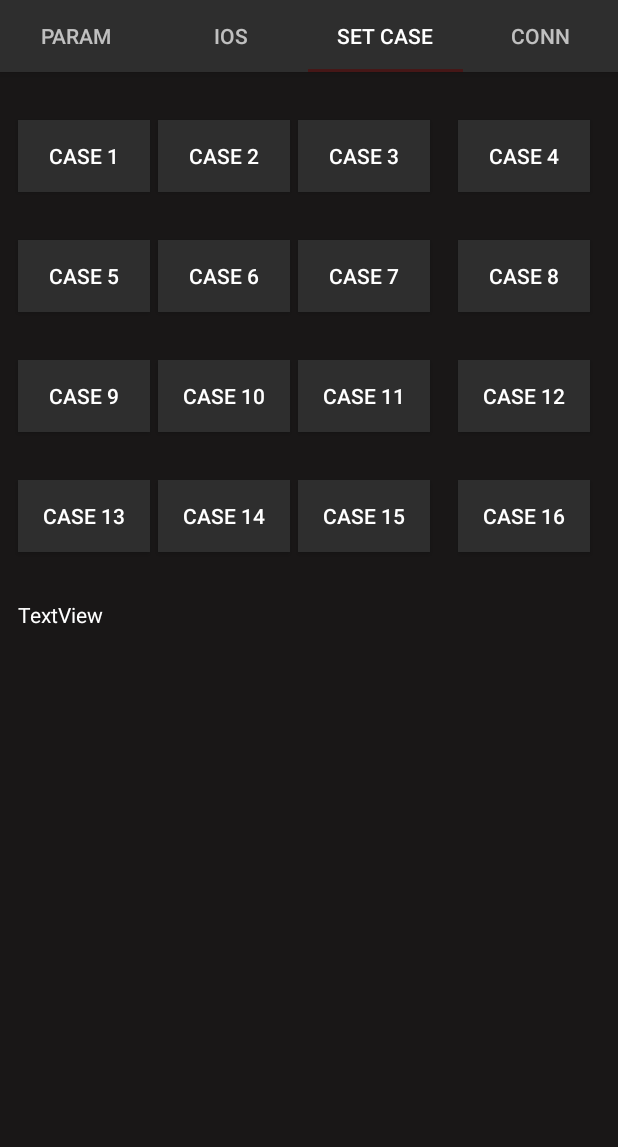
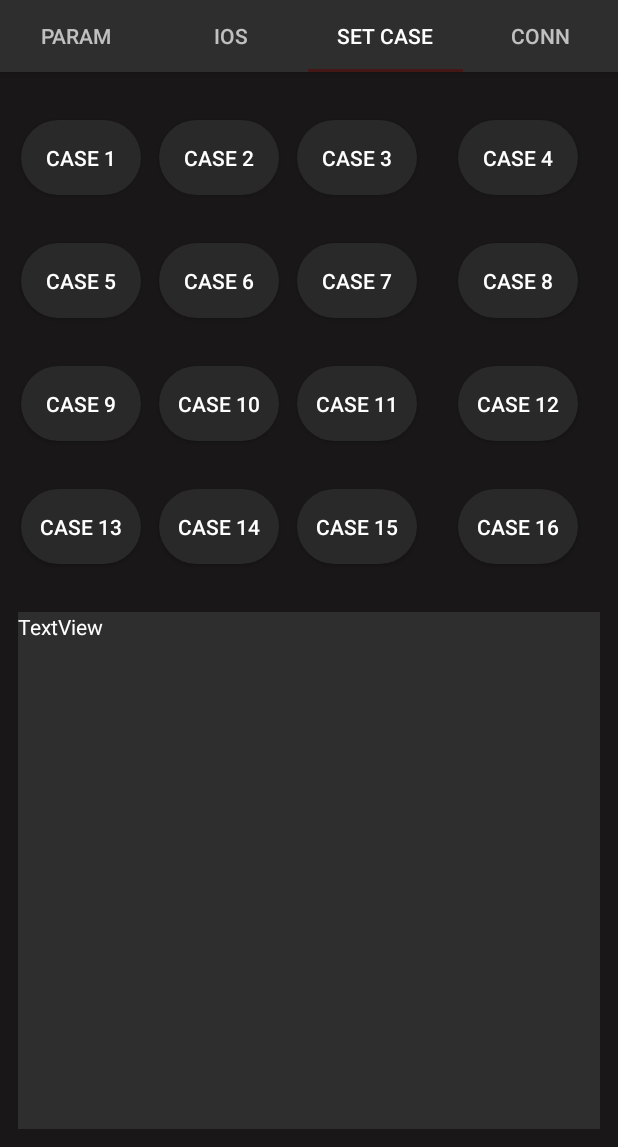
Before and after one commit to gregori/AppSumo, an Android app: the screen it shows after launch (MainActivity), tab 3 chosen, on a phone screen of 412 x 824 dp, the part 89-1236 px from its top. Run offline under Robolectric (Android 15) with nearby library versions, the phone set to English and light mode, and no system bars.

Commit message:
Ajustado toda a parte de layout

```diff
--- /dev/null
+++ b/app/src/main/res/drawable/button_principal.xml
@@ -0,0 +1,23 @@
+<?xml version="1.0" encoding="utf-8"?>
+<shape xmlns:android="http://schemas.android.com/apk/res/android" android:shape="rectangle" >
+    <corners
+        android:radius="27dp"
+        />
+    <solid
+        android:color="#292929"
+        />
+    <padding
+        android:left="0dp"
+        android:top="1dp"
+        android:right="0dp"
+        android:bottom="1dp"
+        />
+    <size
+        android:width="115dp"
+        android:height="50dp"
+        />
+    <stroke
+        android:width="0dp"
+        android:color="#878787"
+        />
+</shape>
--- a/app/src/main/res/layout/setcase_tab.xml
+++ b/app/src/main/res/layout/setcase_tab.xml
@@ -7,205 +7,286 @@
     android:layout_height="match_parent">
 
     <Button
-        android:id="@+id/button3"
-        android:layout_width="wrap_content"
-        android:layout_height="wrap_content"
-        android:layout_marginStart="12dp"
+        android:id="@+id/btnSetCase1"
+        android:layout_width="80dp"
+        android:layout_height="50dp"
+        android:layout_marginStart="14dp"
         android:layout_marginTop="32dp"
-        android:background="#FF2E2E2E"
+        android:background="@drawable/button_principal"
+        android:shadowColor="#A8A8A8"
+        android:shadowDx="0"
+        android:shadowDy="0"
+        android:shadowRadius="0"
         android:text="Case 1"
         android:textColor="#FFFFFF"
+        android:textSize="14sp"
         app:layout_constraintStart_toStartOf="parent"
         app:layout_constraintTop_toTopOf="parent" />
 
     <Button
-        android:id="@+id/button4"
-        android:layout_width="wrap_content"
-        android:layout_height="wrap_content"
-        android:layout_marginStart="5dp"
-        android:background="#FF2E2E2E"
+        android:id="@+id/btnSetCase2"
+        android:layout_width="80dp"
+        android:layout_height="50dp"
+        android:layout_marginStart="12dp"
+        android:background="@drawable/button_principal"
+        android:shadowColor="#A8A8A8"
+        android:shadowDx="0"
+        android:shadowDy="0"
+        android:shadowRadius="0"
         android:text="Case 2"
         android:textColor="#FFFFFF"
-        app:layout_constraintBaseline_toBaselineOf="@+id/button3"
-        app:layout_constraintStart_toEndOf="@+id/button3" />
+        android:textSize="14sp"
+        app:layout_constraintBaseline_toBaselineOf="@+id/btnSetCase1"
+        app:layout_constraintStart_toEndOf="@+id/btnSetCase1" />
 
     <Button
-        android:id="@+id/button5"
-        android:layout_width="wrap_content"
-        android:layout_height="wrap_content"
-        android:layout_marginStart="5dp"
-        android:background="#FF2E2E2E"
+        android:id="@+id/btnSetCase3"
+        android:layout_width="80dp"
+        android:layout_height="50dp"
+        android:layout_marginStart="12dp"
+        android:background="@drawable/button_principal"
+        android:shadowColor="#A8A8A8"
+        android:shadowDx="0"
+        android:shadowDy="0"
+        android:shadowRadius="0"
         android:text="Case 3"
         android:textColor="#FFFFFF"
-        app:layout_constraintBaseline_toBaselineOf="@+id/button4"
-        app:layout_constraintStart_toEndOf="@+id/button4" />
+        android:textSize="14sp"
+        app:layout_constraintBaseline_toBaselineOf="@+id/btnSetCase2"
+        app:layout_constraintStart_toEndOf="@+id/btnSetCase2" />
 
     <Button
-        android:id="@+id/button6"
-        android:layout_width="wrap_content"
-        android:layout_height="wrap_content"
-        android:layout_marginStart="8dp"
-        android:layout_marginEnd="8dp"
-        android:background="#FF2E2E2E"
+        android:id="@+id/btnSetCase4"
+        android:layout_width="80dp"
+        android:layout_height="50dp"
+        android:layout_marginStart="12dp"
+        android:layout_marginEnd="12dp"
+        android:background="@drawable/button_principal"
+        android:shadowColor="#A8A8A8"
+        android:shadowDx="0"
+        android:shadowDy="0"
+        android:shadowRadius="0"
         android:text="Case 4"
         android:textColor="#FFFFFF"
-        app:layout_constraintBaseline_toBaselineOf="@+id/button5"
+        android:textSize="14sp"
+        app:layout_constraintBaseline_toBaselineOf="@+id/btnSetCase3"
         app:layout_constraintEnd_toEndOf="parent"
-        app:layout_constraintStart_toEndOf="@+id/button5" />
+        app:layout_constraintStart_toEndOf="@+id/btnSetCase3" />
 
     <Button
-        android:id="@+id/button7"
-        android:layout_width="wrap_content"
-        android:layout_height="wrap_content"
-        android:layout_marginStart="12dp"
+        android:id="@+id/btnSetCase5"
+        android:layout_width="80dp"
+        android:layout_height="50dp"
+        android:layout_marginStart="14dp"
         android:layout_marginTop="32dp"
-        android:background="#FF2E2E2E"
+        android:background="@drawable/button_principal"
+        android:shadowColor="#A8A8A8"
+        android:shadowDx="0"
+        android:shadowDy="0"
+        android:shadowRadius="0"
         android:text="Case 5"
         android:textColor="#FFFFFF"
+        android:textSize="14sp"
         app:layout_constraintStart_toStartOf="parent"
-        app:layout_constraintTop_toBottomOf="@+id/button3" />
+        app:layout_constraintTop_toBottomOf="@+id/btnSetCase1" />
 
     <Button
-        android:id="@+id/button8"
-        android:layout_width="wrap_content"
-        android:layout_height="wrap_content"
-        android:layout_marginStart="5dp"
-        android:background="#FF2E2E2E"
+        android:id="@+id/btnSetCase6"
+        android:layout_width="80dp"
+        android:layout_height="50dp"
+        android:layout_marginStart="12dp"
+        android:background="@drawable/button_principal"
+        android:shadowColor="#A8A8A8"
+        android:shadowDx="0"
+        android:shadowDy="0"
+        android:shadowRadius="0"
         android:text="Case 6"
         android:textColor="#FFFFFF"
-        app:layout_constraintBaseline_toBaselineOf="@+id/button7"
-        app:layout_constraintStart_toEndOf="@+id/button7" />
+        android:textSize="14sp"
+        app:layout_constraintBaseline_toBaselineOf="@+id/btnSetCase5"
+        app:layout_constraintStart_toEndOf="@+id/btnSetCase5" />
 
     <Button
-        android:id="@+id/button9"
-        android:layout_width="wrap_content"
-        android:layout_height="wrap_content"
-        android:layout_marginStart="5dp"
-        android:background="#FF2E2E2E"
+        android:id="@+id/btnSetCase7"
+        android:layout_width="80dp"
+        android:layout_height="50dp"
+        android:layout_marginStart="12dp"
+        android:background="@drawable/button_principal"
+        android:shadowColor="#A8A8A8"
+        android:shadowDx="0"
+        android:shadowDy="0"
+        android:shadowRadius="0"
         android:text="Case 7"
         android:textColor="#FFFFFF"
-        app:layout_constraintBaseline_toBaselineOf="@+id/button8"
-        app:layout_constraintStart_toEndOf="@+id/button8" />
+        android:textSize="14sp"
+        app:layout_constraintBaseline_toBaselineOf="@+id/btnSetCase6"
+        app:layout_constraintStart_toEndOf="@+id/btnSetCase6" />
 
     <Button
-        android:id="@+id/button10"
-        android:layout_width="wrap_content"
-        android:layout_height="wrap_content"
-        android:layout_marginStart="8dp"
-        android:layout_marginEnd="8dp"
-        android:background="#FF2E2E2E"
+        android:id="@+id/btnSetCase8"
+        android:layout_width="80dp"
+        android:layout_height="50dp"
+        android:layout_marginStart="12dp"
+        android:layout_marginEnd="12dp"
+        android:background="@drawable/button_principal"
+        android:shadowColor="#A8A8A8"
+        android:shadowDx="0"
+        android:shadowDy="0"
+        android:shadowRadius="0"
         android:text="Case 8"
         android:textColor="#FFFFFF"
-        app:layout_constraintBaseline_toBaselineOf="@+id/button9"
+        android:textSize="14sp"
+        app:layout_constraintBaseline_toBaselineOf="@+id/btnSetCase7"
         app:layout_constraintEnd_toEndOf="parent"
-        app:layout_constraintStart_toEndOf="@+id/button9" />
+        app:layout_constraintStart_toEndOf="@+id/btnSetCase7" />
 
     <Button
-        android:id="@+id/button11"
-        android:layout_width="wrap_content"
-        android:layout_height="wrap_content"
-        android:layout_marginStart="12dp"
+        android:id="@+id/btnSetCase9"
+        android:layout_width="80dp"
+        android:layout_height="50dp"
+        android:layout_marginStart="14dp"
         android:layout_marginTop="32dp"
-        android:background="#FF2E2E2E"
+        android:background="@drawable/button_principal"
+        android:shadowColor="#A8A8A8"
+        android:shadowDx="0"
+        android:shadowDy="0"
+        android:shadowRadius="0"
         android:text="Case 9"
         android:textColor="#FFFFFF"
+        android:textSize="14sp"
         app:layout_constraintStart_toStartOf="parent"
-        app:layout_constraintTop_toBottomOf="@+id/button7" />
+        app:layout_constraintTop_toBottomOf="@+id/btnSetCase5" />
 
     <Button
-        android:id="@+id/button12"
-        android:layout_width="wrap_content"
-        android:layout_height="wrap_content"
-        android:layout_marginStart="5dp"
-        android:background="#FF2E2E2E"
+        android:id="@+id/btnSetCase10"
+        android:layout_width="80dp"
+        android:layout_height="50dp"
+        android:layout_marginStart="12dp"
+        android:background="@drawable/button_principal"
+        android:shadowColor="#A8A8A8"
+        android:shadowDx="0"
+        android:shadowDy="0"
+        android:shadowRadius="0"
         android:text="Case 10"
         android:textColor="#FFFFFF"
-        app:layout_constraintBaseline_toBaselineOf="@+id/button11"
-        app:layout_constraintStart_toEndOf="@+id/button11" />
+        android:textSize="14sp"
+        app:layout_constraintBaseline_toBaselineOf="@+id/btnSetCase9"
+        app:layout_constraintStart_toEndOf="@+id/btnSetCase9" />
 
     <Button
-        android:id="@+id/button13"
-        android:layout_width="wrap_content"
-        android:layout_height="wrap_content"
-        android:layout_marginStart="5dp"
-        android:background="#FF2E2E2E"
+        android:id="@+id/btnSetCase11"
+        android:layout_width="80dp"
+        android:layout_height="50dp"
+        android:layout_marginStart="12dp"
+        android:background="@drawable/button_principal"
+        android:shadowColor="#A8A8A8"
+        android:shadowDx="0"
+        android:shadowDy="0"
+        android:shadowRadius="0"
         android:text="Case 11"
         android:textColor="#FFFFFF"
-        app:layout_constraintBaseline_toBaselineOf="@+id/button12"
-        app:layout_constraintStart_toEndOf="@+id/button12" />
+        android:textSize="14sp"
+        app:layout_constraintBaseline_toBaselineOf="@+id/btnSetCase10"
+        app:layout_constraintStart_toEndOf="@+id/btnSetCase10" />
 
     <Button
-        android:id="@+id/button14"
-        android:layout_width="wrap_content"
-        android:layout_height="wrap_content"
-        android:layout_marginStart="8dp"
-        android:layout_marginEnd="8dp"
-        android:background="#FF2E2E2E"
+        android:id="@+id/btnSetCase12"
+        android:layout_width="80dp"
+        android:layout_height="50dp"
+        android:layout_marginStart="12dp"
+        android:layout_marginEnd="12dp"
+        android:background="@drawable/button_principal"
+        android:shadowColor="#A8A8A8"
+        android:shadowDx="0"
+        android:shadowDy="0"
+        android:shadowRadius="0"
         android:text="Case 12"
         android:textColor="#FFFFFF"
-        app:layout_constraintBaseline_toBaselineOf="@+id/button13"
+        android:textSize="14sp"
+        app:layout_constraintBaseline_toBaselineOf="@+id/btnSetCase11"
         app:layout_constraintEnd_toEndOf="parent"
-        app:layout_constraintStart_toEndOf="@+id/button13" />
+        app:layout_constraintStart_toEndOf="@+id/btnSetCase11" />
 
     <Button
-        android:id="@+id/button15"
-        android:layout_width="wrap_content"
-        android:layout_height="wrap_content"
-        android:layout_marginStart="12dp"
+        android:id="@+id/btnSetCase13"
+        android:layout_width="80dp"
+        android:layout_height="50dp"
+        android:layout_marginStart="14dp"
         android:layout_marginTop="32dp"
-        android:background="#FF2E2E2E"
+        android:background="@drawable/button_principal"
+        android:shadowColor="#A8A8A8"
+        android:shadowDx="0"
+        android:shadowDy="0"
+        android:shadowRadius="0"
         android:text="Case 13"
         android:textColor="#FFFFFF"
+        android:textSize="14sp"
         app:layout_constraintStart_toStartOf="parent"
-        app:layout_constraintTop_toBottomOf="@+id/button11" />
+        app:layout_constraintTop_toBottomOf="@+id/btnSetCase9" />
 
     <Button
-        android:id="@+id/button16"
-        android:layout_width="wrap_content"
-        android:layout_height="wrap_content"
-        android:layout_marginStart="5dp"
-        android:background="#FF2E2E2E"
+        android:id="@+id/btnSetCase14"
+        android:layout_width="80dp"
+        android:layout_height="50dp"
+        android:layout_marginStart="12dp"
+        android:background="@drawable/button_principal"
+        android:shadowColor="#A8A8A8"
+        android:shadowDx="0"
+        android:shadowDy="0"
+        android:shadowRadius="0"
         android:text="Case 14"
         android:textColor="#FFFFFF"
-        app:layout_constraintBaseline_toBaselineOf="@+id/button15"
-        app:layout_constraintStart_toEndOf="@+id/button15" />
+        android:textSize="14sp"
+        app:layout_constraintBaseline_toBaselineOf="@+id/btnSetCase13"
+        app:layout_constraintStart_toEndOf="@+id/btnSetCase13" />
 
     <Button
-        android:id="@+id/button17"
-        android:layout_width="wrap_content"
-        android:layout_height="wrap_content"
-        android:layout_marginStart="5dp"
-        android:background="#FF2E2E2E"
+        android:id="@+id/btnSetCase15"
+        android:layout_width="80dp"
+        android:layout_height="50dp"
+        android:layout_marginStart="12dp"
+        android:background="@drawable/button_principal"
+        android:shadowColor="#A8A8A8"
+        android:shadowDx="0"
+        android:shadowDy="0"
+        android:shadowRadius="0"
         android:text="Case 15"
         android:textColor="#FFFFFF"
-        app:layout_constraintBaseline_toBaselineOf="@+id/button16"
-        app:layout_constraintStart_toEndOf="@+id/button16" />
+        android:textSize="14sp"
+        app:layout_constraintBaseline_toBaselineOf="@+id/btnSetCase14"
+        app:layout_constraintStart_toEndOf="@+id/btnSetCase14" />
 
     <Button
-        android:id="@+id/button18"
-        android:layout_width="wrap_content"
-        android:layout_height="wrap_content"
-        android:layout_marginStart="8dp"
-        android:layout_marginEnd="8dp"
-        android:background="#FF2E2E2E"
+        android:id="@+id/btnSetCase16"
+        android:layout_width="80dp"
+        android:layout_height="50dp"
+        android:layout_marginStart="12dp"
+        android:layout_marginEnd="12dp"
+        android:background="@drawable/button_principal"
+        android:shadowColor="#A8A8A8"
+        android:shadowDx="0"
+        android:shadowDy="0"
+        android:shadowRadius="0"
         android:text="Case 16"
         android:textColor="#FFFFFF"
-        app:layout_constraintBaseline_toBaselineOf="@+id/button17"
+        android:textSize="14sp"
+        app:layout_constraintBaseline_toBaselineOf="@+id/btnSetCase15"
         app:layout_constraintEnd_toEndOf="parent"
-        app:layout_constraintStart_toEndOf="@+id/button17" />
+        app:layout_constraintStart_toEndOf="@+id/btnSetCase15" />
 
     <TextView
-        android:id="@+id/textView2"
+        android:id="@+id/txvMessageControl"
         android:layout_width="0dp"
         android:layout_height="0dp"
         android:layout_marginStart="12dp"
         android:layout_marginTop="32dp"
         android:layout_marginEnd="12dp"
         android:layout_marginBottom="12dp"
+        android:background="#FF2E2E2E"
         android:text="TextView"
         android:textColor="#FFFFFF"
         app:layout_constraintBottom_toBottomOf="parent"
         app:layout_constraintEnd_toEndOf="parent"
         app:layout_constraintStart_toStartOf="parent"
-        app:layout_constraintTop_toBottomOf="@+id/button17" />
+        app:layout_constraintTop_toBottomOf="@+id/btnSetCase15" />
 </android.support.constraint.ConstraintLayout>
```
Also changed, not shown: app/src/main/res/layout/connection_tab.xml (+42 -30 lines), app/src/main/res/layout/ios_tab.xml (+42 -27 lines), app/src/main/res/layout/parameters_tab.xml (+146 -111 lines).
